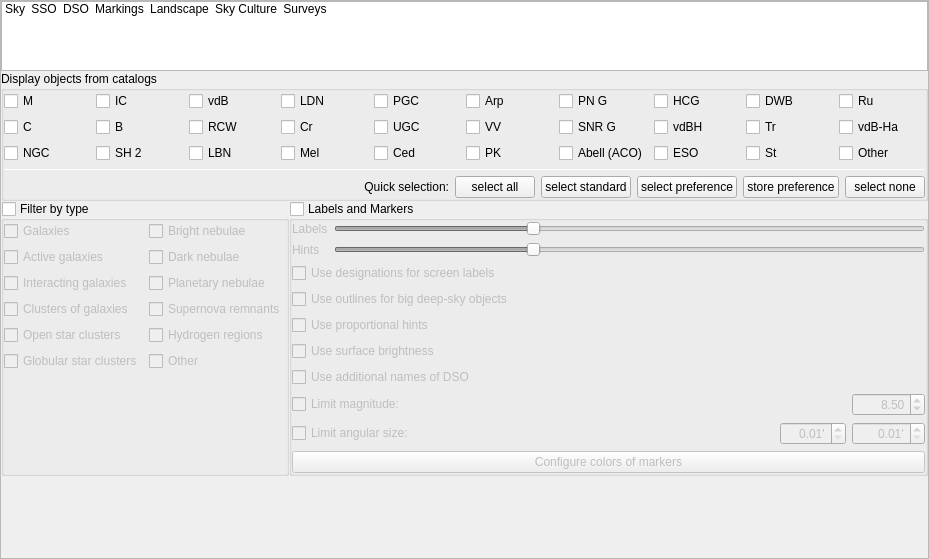
Before: the Qt Designer form src/gui/viewDialog.ui in Stellarium/stellarium, drawn with Qt 5.
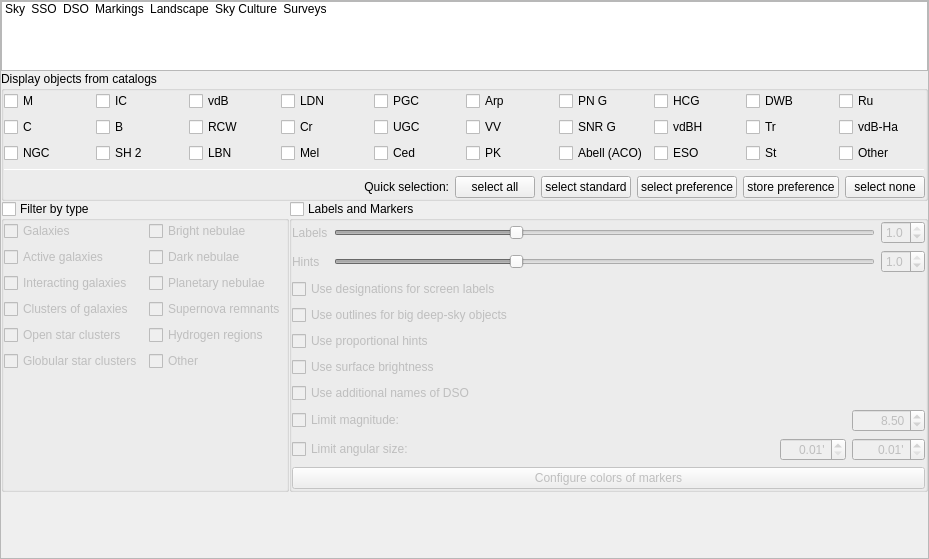
After: the same form once the commit is applied. The open tabs and pages were chosen to show the change. Icons and pictures are not drawn. Custom widgets are drawn as their Qt base class.

Commit message: Allow dimming of DSO hints and labels - also immediate store more DSO-related fine-tune view settings

Patch:
```diff
--- a/src/gui/viewDialog.ui
+++ b/src/gui/viewDialog.ui
@@ -2606,6 +2606,44 @@
                    </property>
                   </widget>
                  </item>
+                 <item row="0" column="2">
+                  <widget class="QDoubleSpinBox" name="labelsBrightnessDoubleSpinBox">
+                   <property name="toolTip">
+                    <string>Brightness</string>
+                   </property>
+                   <property name="decimals">
+                    <number>1</number>
+                   </property>
+                   <property name="maximum">
+                    <double>1.000000000000000</double>
+                   </property>
+                   <property name="singleStep">
+                    <double>0.100000000000000</double>
+                   </property>
+                    <property name="value">
+                    <double>1.000000000000000</double>
+                    </property>
+                  </widget>
+                 </item>
+                 <item row="1" column="2">
+                  <widget class="QDoubleSpinBox" name="hintsBrightnessDoubleSpinBox">
+                   <property name="toolTip">
+                    <string>Brightness</string>
+                   </property>
+                   <property name="decimals">
+                    <number>1</number>
+                   </property>
+                   <property name="maximum">
+                    <double>1.000000000000000</double>
+                   </property>
+                   <property name="singleStep">
+                    <double>0.100000000000000</double>
+                   </property>
+                   <property name="value">
+                    <double>1.000000000000000</double>
+                    </property>
+                   </widget>
+                  </item>
                  <item row="1" column="0">
                   <widget class="QLabel" name="labelHints">
                    <property name="text">
```
The commit also changes 8 other files.
